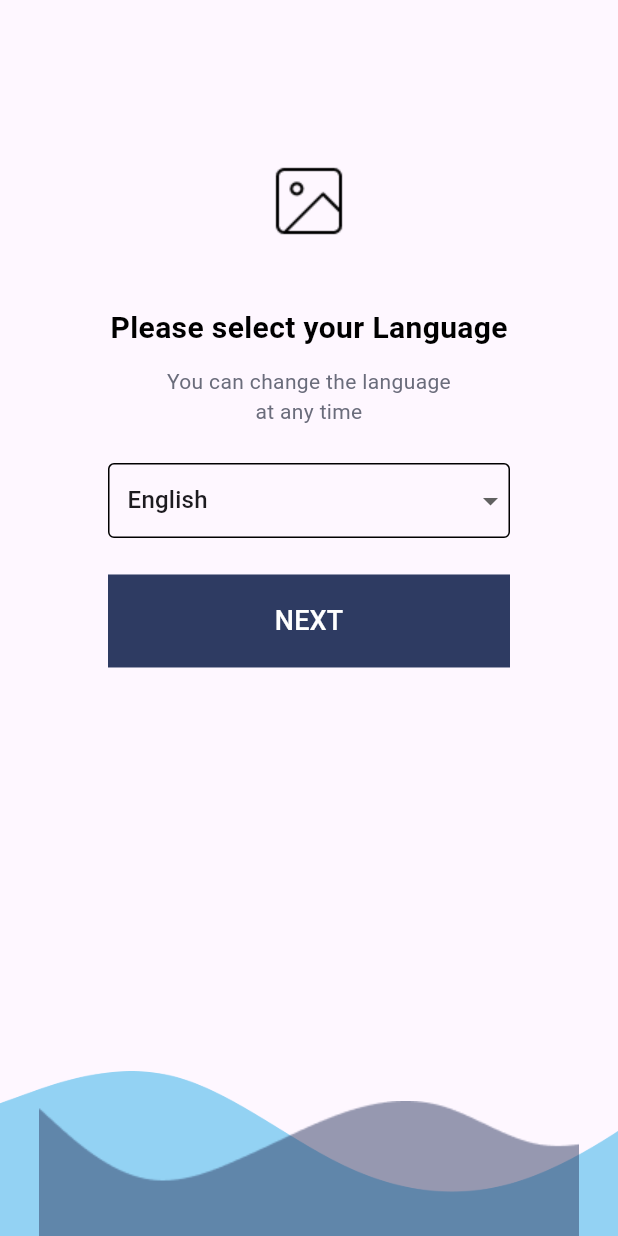
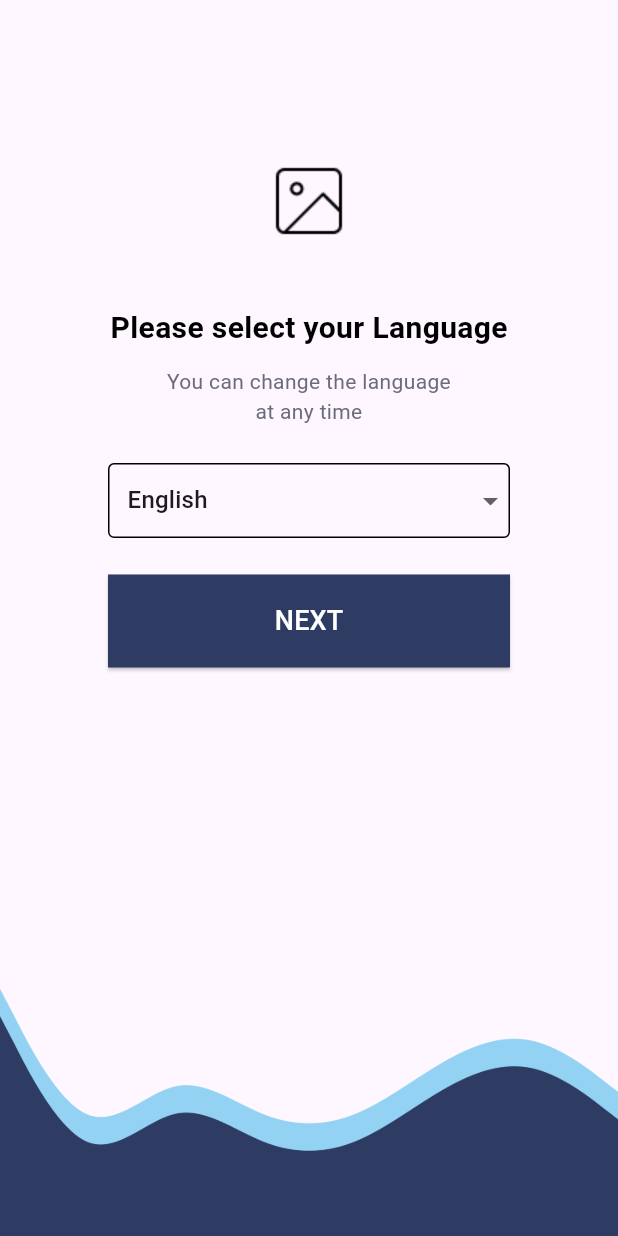
Before and after one commit to HerikaSethi/OTPVerification_Flutter, a Flutter app: the screen it shows after launch, on a phone screen of 412 x 824 dp. Run offline on Flutter 3.47's test engine with Material 2 defaults, Android fonts, the phone set to English and light mode, and no system bars; our stand-ins replace intl_phone_field.

Commit message:
feat(): VerifyMobileNumber screen created.

```diff
--- a/lib/SelectLanguageScreen.dart
+++ b/lib/SelectLanguageScreen.dart
@@ -1,5 +1,8 @@
+
+
 import 'package:flutter/material.dart';
 import 'package:live_easy_assignment/LanguageDropdown.dart';
+import 'package:live_easy_assignment/MobileNumber.dart';
 
 class SelectLanguageScreen extends StatelessWidget {
   const SelectLanguageScreen({super.key, required String title});
@@ -49,13 +52,15 @@ class SelectLanguageScreen extends StatelessWidget {
                   // Update the app's language or perform other actions as needed
                 },
               ),
-              const Padding(
-                padding: EdgeInsets.symmetric(horizontal: 72, vertical: 24.25),
+             Padding(
+                padding: const EdgeInsets.symmetric(horizontal: 72, vertical: 24.25),
                 child: FractionallySizedBox(
                   widthFactor: 1.0,
                   child: ElevatedButton(
-                      onPressed: (null),
-                      style: ButtonStyle(
+                      onPressed: () {
+                         onClickNext(context);
+                      },
+                      style: const ButtonStyle(
                         minimumSize:
                             MaterialStatePropertyAll(Size(double.infinity, 48)),
                         backgroundColor:
@@ -65,7 +70,7 @@ class SelectLanguageScreen extends StatelessWidget {
                               borderRadius: BorderRadius.zero),
                         ),
                       ),
-                      child: Padding(
+                      child: const Padding(
                         padding: EdgeInsets.all(18.0),
                         child: Text(
                           "NEXT",
@@ -84,26 +89,28 @@ class SelectLanguageScreen extends StatelessWidget {
                     child: Stack(
                       alignment: Alignment.bottomCenter,
                       children: [
-                        // First overlapping image
-                        FittedBox(
-                          fit: BoxFit.cover,
-                          child: Positioned(
-                            bottom: 0,
-                            child: Image.asset(
-                                'assets/images/ic_transparent_blue_overlap.png'),
-                          ),
+                         Positioned(
+                          bottom: 0,
+                          child: Image.asset(
+                              'assets/images/ic_dark_blue.png',
+                               width: MediaQuery.of(context).size.width),
                         ),
-                        // Second overlapping image
-                        FittedBox(
-                          fit: BoxFit.contain,
-                          child: Positioned(
-                            bottom: 0,
-                            left: 0,
-                            right: 0,
-                            child: Image.asset(
-                                'assets/images/ic_light_blue_overlap.png'),
-                          ),
-                        ),
+                         // First overlapping image
+                        // Positioned(
+                        //   bottom: 0,
+                        //   child: Image.asset(
+                        //       'assets/images/ic_transparent_blue_overlap.png',
+                        //        width: MediaQuery.of(context).size.width),
+                        // ),
+                        // // Second overlapping image
+                        // Positioned(
+                        //   bottom: 0,
+                        //   left: 0,
+                        //   right: 0,
+                        //   child: Image.asset(
+                        //       'assets/images/ic_light_blue_overlap.png',
+                        //        width: MediaQuery.of(context).size.width),
+                        // ),
                       ],
                     ),
                   ),
@@ -115,4 +122,8 @@ class SelectLanguageScreen extends StatelessWidget {
       ),
     );
   }
+
+  void onClickNext(BuildContext context) {
+    Navigator.push(context ,MaterialPageRoute(builder: (context) => const MobileNumberScreen()));
+  }
 }
--- a/pubspec.yaml
+++ b/pubspec.yaml
@@ -35,6 +35,7 @@ dependencies:
   # The following adds the Cupertino Icons font to your application.
   # Use with the CupertinoIcons class for iOS style icons.
   cupertino_icons: ^1.0.2
+  intl_phone_field: ^3.1.0
 
 dev_dependencies:
   flutter_test:
@@ -47,6 +48,7 @@ dev_dependencies:
   # rules and activating additional ones.
   flutter_lints: ^2.0.0
 
+
 # For information on the generic Dart part of this file, see the
 # following page: https://dart.dev/tools/pub/pubspec
 
@@ -57,6 +59,7 @@ flutter:
   # included with your application, so that you can use the icons in
   # the material Icons class.
   uses-material-design: true
+
 
   # To add assets to your application, add an assets section, like this:
   assets:
```
Also changed, not shown: lib/MobileNumber.dart (+52 -66 lines), lib/VerifyNumberScreen.dart (added, +102 -0 lines).
